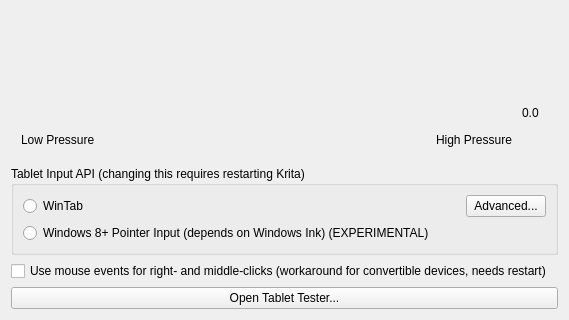
Old version of the form libs/ui/forms/wdgtabletsettings.ui in the repository KDE/krita; both pictures show x 0 to 569 and y 171 to 491 of the 569 by 491 pixel window.
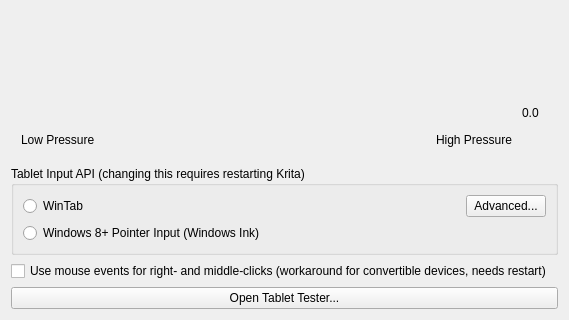
New version of the form. Custom widgets are drawn as their Qt base class.

Commit message:
Remove "EXPERIMENTAL" wording for WinInk in settings
There is no reason to keep this anymore.

Diff of the .ui file:
```diff
--- a/libs/ui/forms/wdgtabletsettings.ui
+++ b/libs/ui/forms/wdgtabletsettings.ui
@@ -212,7 +212,7 @@
       <item>
        <widget class="QRadioButton" name="radioWin8PointerInput">
         <property name="text">
-         <string>Windows 8+ Pointer Input (depends on Windows Ink) (EXPERIMENTAL)</string>
+         <string>Windows 8+ Pointer Input (Windows Ink)</string>
         </property>
        </widget>
       </item>
```
